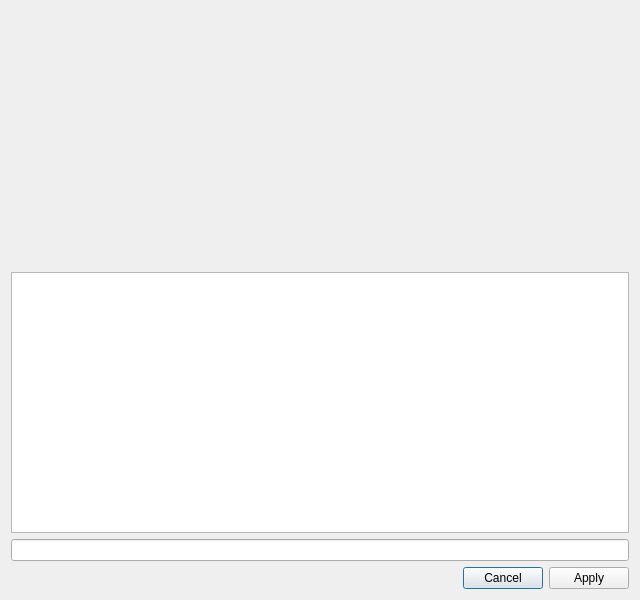
Before: the Qt Designer form src/filesharedlg.ui in psi-im/psi, drawn with Qt 5.
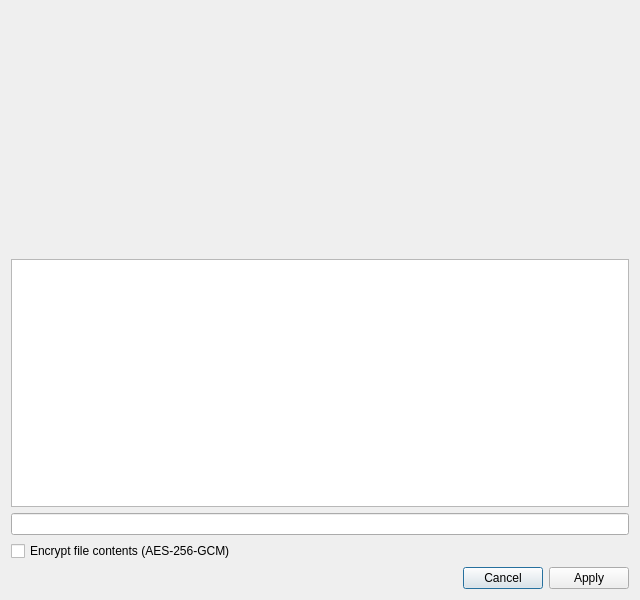
After: the same form once the commit is applied. Custom widgets are drawn as their Qt base class.

Commit message: Expose file-content encryption switch in sharing dialog

What changed in the file:
```diff
--- a/src/filesharedlg.ui
+++ b/src/filesharedlg.ui
@@ -54,6 +54,16 @@
    <item>
     <widget class="QLineEdit" name="lineEdit"/>
    </item>
+   <item>
+    <widget class="QCheckBox" name="cb_encrypt">
+     <property name="text">
+      <string>Encrypt file contents (AES-256-GCM)</string>
+     </property>
+     <property name="toolTip">
+      <string>Upload encrypted bytes and protect the file key in an end-to-end encrypted message.</string>
+     </property>
+    </widget>
+   </item>
    <item>
     <widget class="QDialogButtonBox" name="buttonBox">
      <property name="orientation">
```
